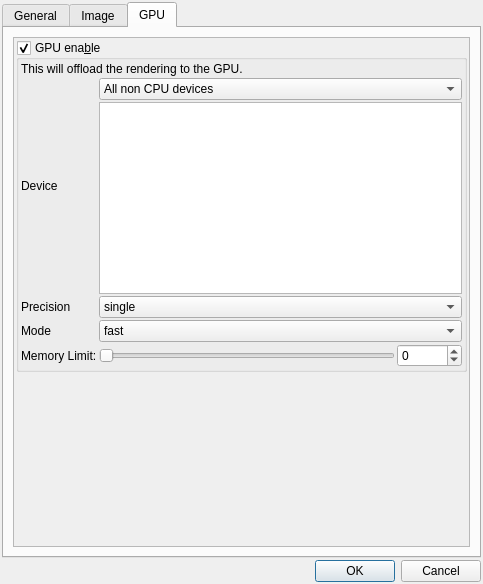
First picture: the form in mandelbulber2/qt/preferences_dialog.ui, repository buddhi1980/mandelbulber2, before the edit.
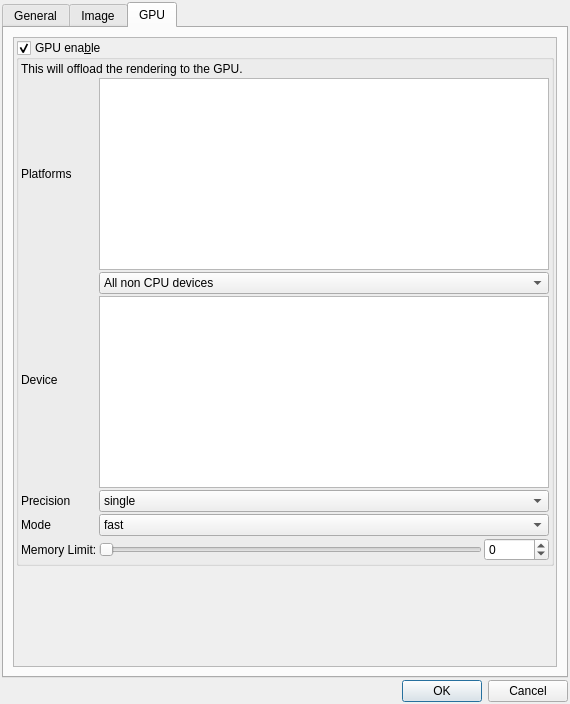
Second picture: the form after the edit. Icons and pictures are not drawn. Custom widgets are drawn as their Qt base class.

Commit message: Partially added selection of OpenCl platform (now needs program restart to refresh devices)

What changed in the file:
```diff
--- a/mandelbulber2/qt/preferences_dialog.ui
+++ b/mandelbulber2/qt/preferences_dialog.ui
@@ -6,8 +6,8 @@
    <rect>
     <x>0</x>
     <y>0</y>
-    <width>483</width>
-    <height>584</height>
+    <width>570</width>
+    <height>704</height>
    </rect>
   </property>
   <property name="windowTitle">
@@ -896,8 +896,8 @@
            <rect>
             <x>0</x>
             <y>0</y>
-            <width>451</width>
-            <height>477</height>
+            <width>546</width>
+            <height>628</height>
            </rect>
           </property>
           <layout class="QVBoxLayout" name="verticalLayout_GPU">
@@ -955,43 +955,7 @@
                 <property name="spacing">
                  <number>2</number>
                 </property>
-                <item row="0" column="1" colspan="2">
-                 <layout class="QVBoxLayout" name="verticalLayout_gpu_device">
-                  <item>
-                   <widget class="QComboBox" name="comboBox_gpu_device_type">
-                    <item>
-                     <property name="text">
-                      <string>All non CPU devices</string>
-                     </property>
-                    </item>
-                    <item>
-                     <property name="text">
-                      <string>All devices</string>
-                     </property>
-                    </item>
-                    <item>
-                     <property name="text">
-                      <string>Custom devices</string>
-                     </property>
-                    </item>
-                   </widget>
-                  </item>
-                  <item>
-                   <widget class="QListWidget" name="listWidget_gpu_device_list">
-                    <property name="selectionMode">
-                     <enum>QAbstractItemView::ExtendedSelection</enum>
-                    </property>
-                    <property name="layoutMode">
-                     <enum>QListView::SinglePass</enum>
-                    </property>
-                    <property name="viewMode">
-                     <enum>QListView::ListMode</enum>
-                    </property>
-                   </widget>
-                  </item>
-                 </layout>
-                </item>
-                <item row="1" column="1" colspan="2">
+                <item row="2" column="1" colspan="2">
                  <widget class="QComboBox" name="comboBox_gpu_precision">
                   <item>
                    <property name="text">
@@ -1005,14 +969,14 @@
                   </item>
                  </widget>
                 </item>
-                <item row="2" column="0">
+                <item row="3" column="0">
                  <widget class="QLabel" name="label_mode">
                   <property name="text">
                    <string>Mode</string>
                   </property>
                  </widget>
                 </item>
-                <item row="2" column="1" colspan="2">
+                <item row="3" column="1" colspan="2">
                  <widget class="QComboBox" name="comboBox_gpu_mode">
                   <item>
                    <property name="text">
@@ -1031,14 +995,14 @@
                   </item>
                  </widget>
                 </item>
-                <item row="3" column="0">
+                <item row="4" column="0">
                  <widget class="QLabel" name="label_gpu_memory_limit">
                   <property name="text">
                    <string>Memory Limit:</string>
                   </property>
                  </widget>
                 </item>
-                <item row="3" column="1">
+                <item row="4" column="1">
                  <widget class="QSlider" name="sliderInt_gpu_memory_limit">
                   <property name="minimum">
                    <number>1</number>
@@ -1057,7 +1021,7 @@
                   </property>
                  </widget>
                 </item>
-                <item row="3" column="2">
+                <item row="4" column="2">
                  <widget class="MySpinBox" name="spinboxInt_gpu_memory_limit">
                   <property name="minimum">
                    <number>-10000</number>
@@ -1067,20 +1031,79 @@
                   </property>
                  </widget>
                 </item>
-                <item row="0" column="0">
+                <item row="1" column="0">
                  <widget class="QLabel" name="label_gpu_device">
                   <property name="text">
                    <string>Device</string>
                   </property>
                  </widget>
                 </item>
-                <item row="1" column="0">
+                <item row="2" column="0">
                  <widget class="QLabel" name="label_precision">
                   <property name="text">
                    <string>Precision</string>
                   </property>
                  </widget>
                 </item>
+                <item row="1" column="1" colspan="2">
+                 <layout class="QVBoxLayout" name="verticalLayout_gpu_device">
+                  <item>
+                   <widget class="QComboBox" name="comboBox_gpu_device_type">
+                    <item>
+                     <property name="text">
+                      <string>All non CPU devices</string>
+                     </property>
+                    </item>
+                    <item>
+                     <property name="text">
+                      <string>All devices</string>
+                     </property>
+                    </item>
+                    <item>
+                     <property name="text">
+                      <string>Custom devices</string>
+                     </property>
+                    </item>
+                   </widget>
+                  </item>
+                  <item>
+                   <widget class="QListWidget" name="listWidget_gpu_device_list">
+                    <property name="selectionMode">
+                     <enum>QAbstractItemView::ExtendedSelection</enum>
+                    </property>
+                    <property name="layoutMode">
+                     <enum>QListView::SinglePass</enum>
+                    </property>
+                    <property name="viewMode">
+                     <enum>QListView::ListMode</enum>
+                    </property>
+                   </widget>
+                  </item>
+                 </layout>
+                </item>
+                <item row="0" column="0">
+                 <widget class="QLabel" name="label_gpu_device_2">
+                  <property name="text">
+                   <string>Platforms</string>
+                  </property>
+                 </widget>
+                </item>
+                <item row="0" column="1" colspan="2">
+                 <widget class="QListWidget" name="listWidget_gpu_platform_list">
+                  <property name="selectionMode">
+                   <enum>QAbstractItemView::SingleSelection</enum>
+                  </property>
+                  <property name="resizeMode">
+                   <enum>QListView::Adjust</enum>
+                  </property>
+                  <property name="layoutMode">
+                   <enum>QListView::SinglePass</enum>
+                  </property>
+                  <property name="viewMode">
+                   <enum>QListView::ListMode</enum>
+                  </property>
+                 </widget>
+                </item>
                </layout>
               </item>
              </layout>
```
Left out of the diff: 8 changed lines with no effect on the pictures. The commit also changes 3 other files.
